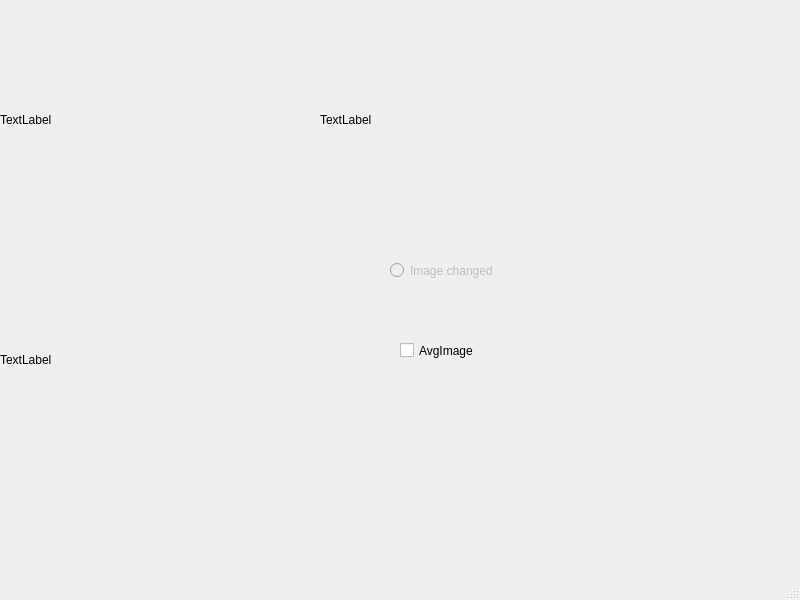
mhozza/HandControl, file mainwindow.ui: the form before one commit.
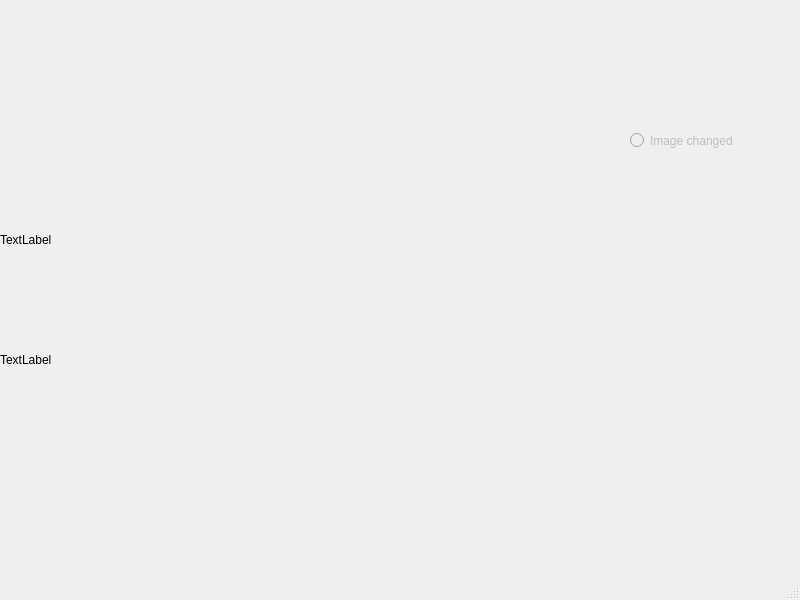
The form after the commit.

Commit message: Fix videodevice pre jadro 2.6.38 Zmazane ratanie AVG image a vsetka podpora AVG image Prerobene expandovanie pixlov Dake to upratanie kodu

Patch:
```diff
--- a/mainwindow.ui
+++ b/mainwindow.ui
@@ -19,21 +19,8 @@
      <rect>
       <x>0</x>
       <y>0</y>
-      <width>320</width>
-      <height>240</height>
-     </rect>
-    </property>
-    <property name="text">
-     <string>TextLabel</string>
-    </property>
-   </widget>
-   <widget class="QLabel" name="label_2">
-    <property name="geometry">
-     <rect>
-      <x>320</x>
-      <y>0</y>
-      <width>320</width>
-      <height>240</height>
+      <width>640</width>
+      <height>480</height>
      </rect>
     </property>
     <property name="text">
@@ -53,27 +40,14 @@
      <string>TextLabel</string>
     </property>
    </widget>
-   <widget class="QCheckBox" name="checkBox">
-    <property name="geometry">
-     <rect>
-      <x>400</x>
-      <y>340</y>
-      <width>82</width>
-      <height>21</height>
-     </rect>
-    </property>
-    <property name="text">
-     <string>AvgImage</string>
-    </property>
-   </widget>
    <widget class="QRadioButton" name="radioButton">
     <property name="enabled">
      <bool>false</bool>
     </property>
     <property name="geometry">
      <rect>
-      <x>390</x>
-      <y>260</y>
+      <x>630</x>
+      <y>130</y>
       <width>131</width>
       <height>21</height>
      </rect>
```
The commit also changes 13 other files.
